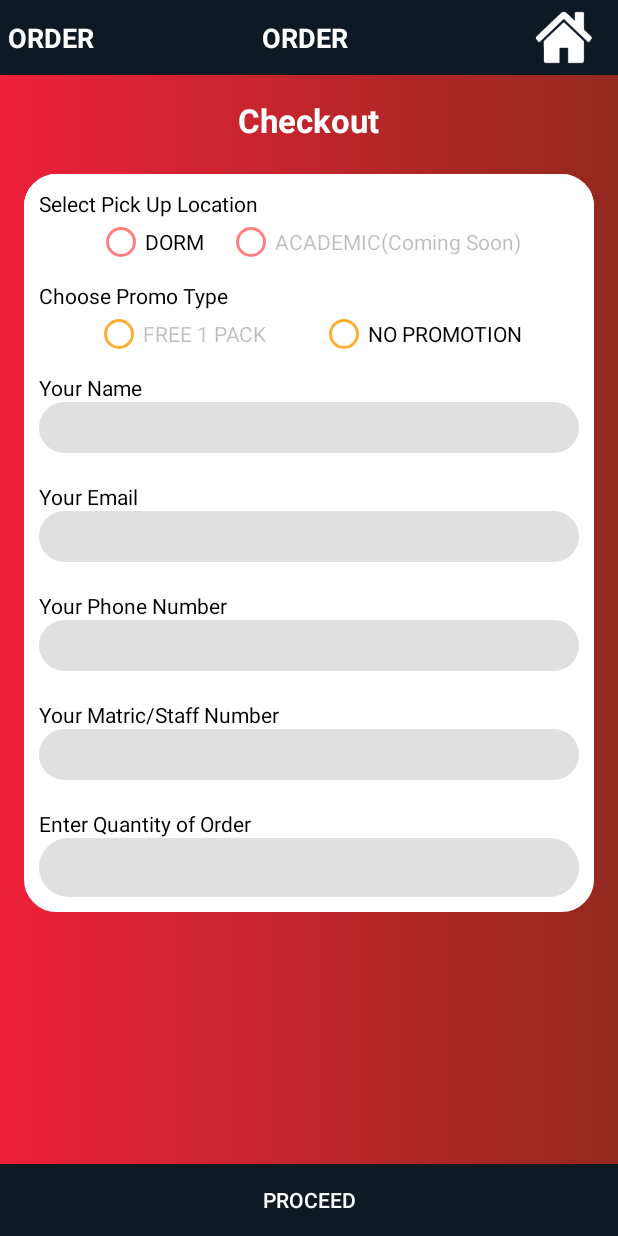
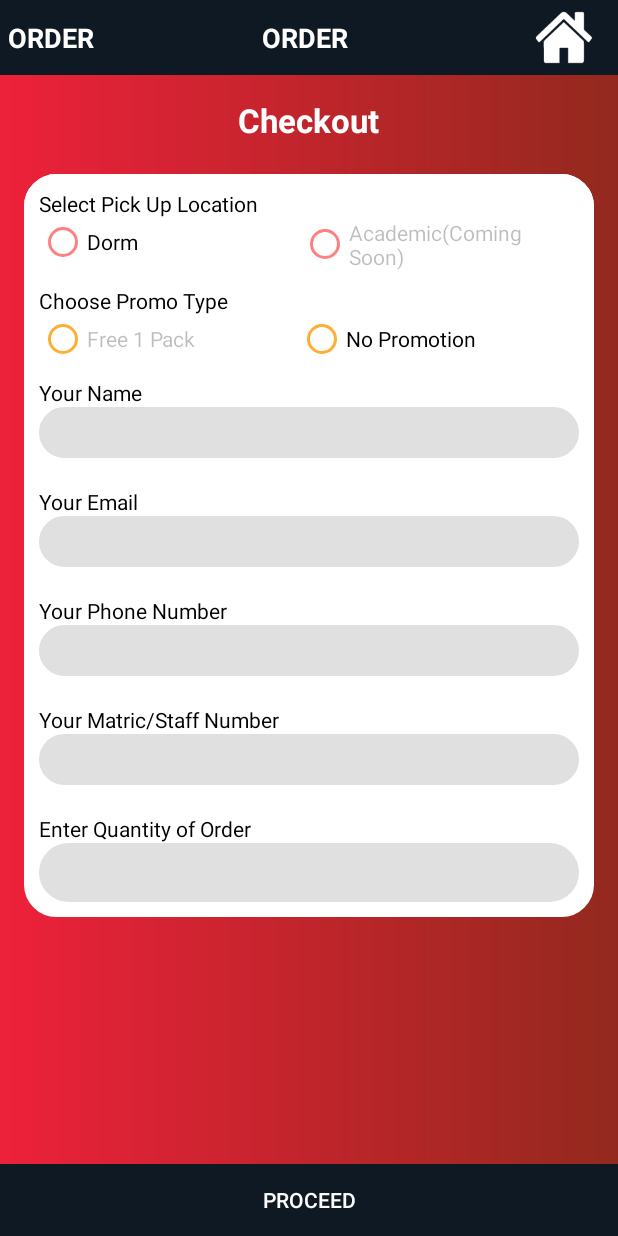
Before and after one commit to bies2mie/Qnizee, an Android app: the layout activity_new_indv_order.xml on its own in the app's theme, with its tools: preview values and no code run, on a phone screen of 412 x 824 dp. Run offline under Robolectric (Android 15) with nearby library versions, the phone set to English and light mode, and no system bars; network calls fail.

Commit message:
7/10/2019 Fix Minor Typo_Improved GUI

```diff
--- a/app/src/main/res/layout/activity_new_indv_order.xml
+++ b/app/src/main/res/layout/activity_new_indv_order.xml
@@ -104,7 +104,7 @@
 
                     <RadioGroup
                         android:id="@+id/radioType"
-                        android:layout_width="wrap_content"
+                        android:layout_width="match_parent"
                         android:layout_height="wrap_content"
                         android:layout_gravity="center_horizontal"
                         android:layout_marginLeft="10dp"
@@ -113,21 +113,21 @@
 
                         <RadioButton
                             android:id="@+id/inasis"
-                            android:layout_width="wrap_content"
+                            android:layout_width="176dp"
                             android:layout_height="wrap_content"
-                            android:layout_marginRight="10dp"
                             android:layout_weight="1"
                             android:buttonTint="#ff8080"
-                            android:text="DORM" />
+                            android:text="Dorm" />
 
                         <RadioButton
                             android:id="@+id/acade"
-                            android:layout_marginLeft="5dp"
                             android:enabled="false"
                             android:buttonTint="#ff8080"
+                            android:layout_weight="1"
+                            android:layout_gravity="center"
                             android:layout_width="wrap_content"
                             android:layout_height="wrap_content"
-                            android:text="ACADEMIC(Coming Soon)" />
+                            android:text="Academic(Coming Soon)" />
                     </RadioGroup>
 
                     <Spinner
@@ -152,7 +152,7 @@
 
                 <RadioGroup
                     android:id="@+id/radioPromo"
-                    android:layout_width="wrap_content"
+                    android:layout_width="match_parent"
                     android:layout_height="wrap_content"
                     android:layout_gravity="center_horizontal"
                     android:layout_marginLeft="10dp"
@@ -166,16 +166,15 @@
                         android:layout_weight="1"
                         android:enabled="false"
                         android:buttonTint="#ffad33"
-                        android:layout_marginRight="30dp"
-                        android:text="FREE 1 PACK" />
+                        android:text="Free 1 Pack" />
 
                     <RadioButton
                         android:id="@+id/normal1"
-                        android:layout_marginLeft="5dp"
                         android:buttonTint="#ffad33"
+                        android:layout_weight="1"
                         android:layout_width="wrap_content"
                         android:layout_height="wrap_content"
-                        android:text="NO PROMOTION" />
+                        android:text="No Promotion" />
                 </RadioGroup>
 
                 <TextView
--- a/app/src/main/res/layout/order_list.xml
+++ b/app/src/main/res/layout/order_list.xml
@@ -10,7 +10,7 @@
         android:layout_width="match_parent"
         android:layout_height="wrap_content"
         android:paddingTop="8dp"
-        android:background="@drawable/adaptergreenstroke"
+        android:background="@drawable/adapterorangestroke"
         android:paddingBottom="8dp"
         android:paddingLeft="10dp"
         android:paddingRight="8dp">
```
Also changed, not shown: 6 other files.
